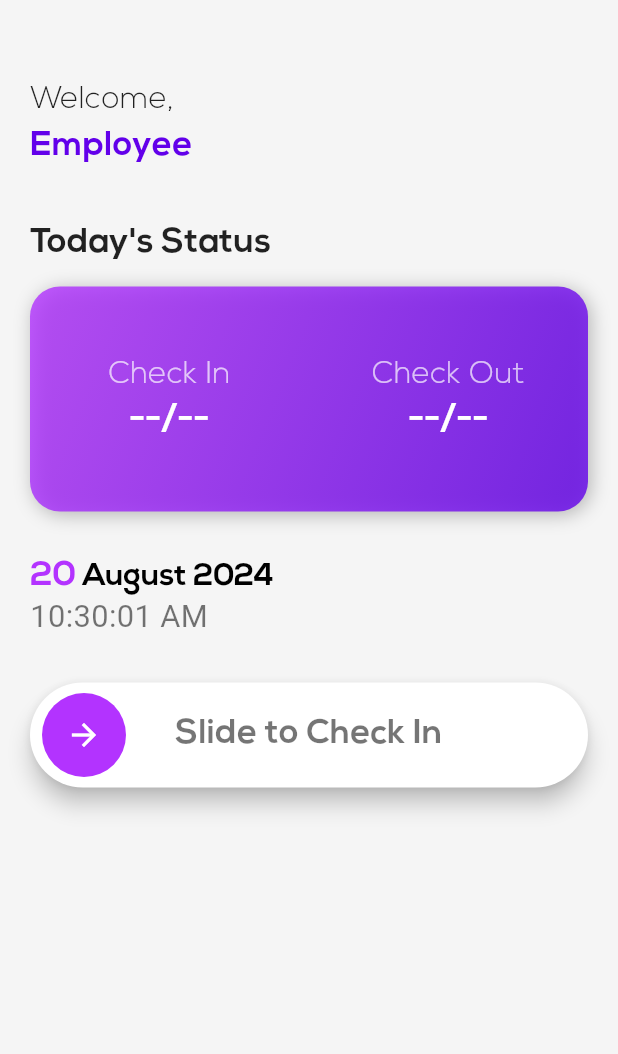
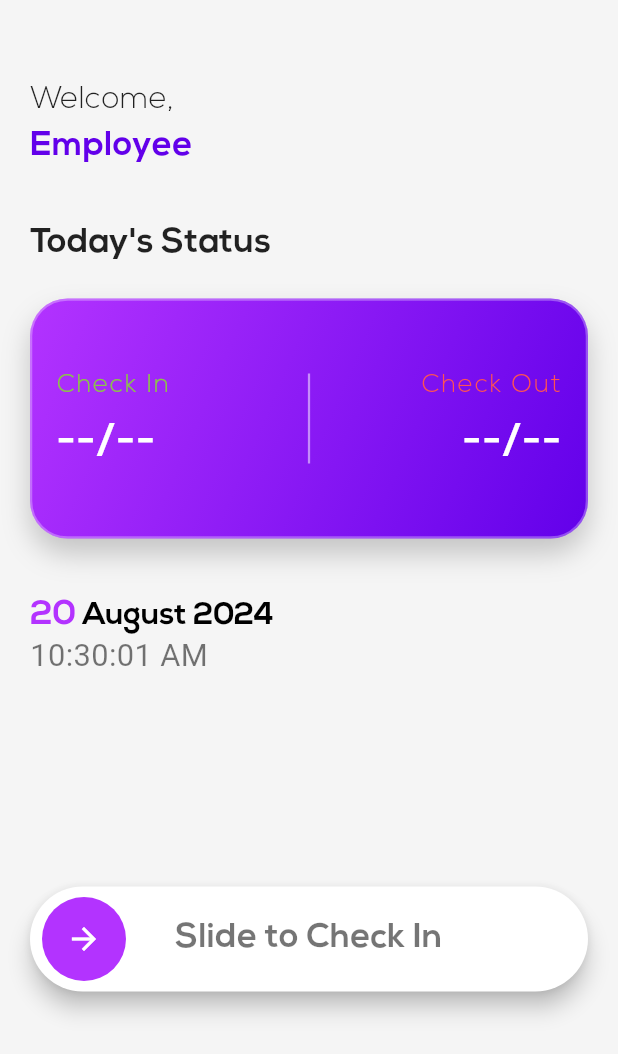
Before and after one commit to MineHope16/Mobile-Attendance-Application, a Flutter app: the TodayScreen screen opened directly, on a phone screen of 412 x 824 dp. Shown: the top 1054 px of the screen. Run offline on Flutter 3.47's test engine with Material 3 defaults, Android fonts, the phone set to English and light mode, and no system bars; drawn by our look-alikes of slide_to_act; our stand-ins replace cloud_firestore, firebase_core, flutter_keyboard_visibility, font_awesome_flutter, shared_preferences; accounts and stored records are empty.

```diff
--- a/lib/Navigation screens/today_screen.dart
+++ b/lib/Navigation screens/today_screen.dart
@@ -17,6 +17,7 @@ class TodayScreen extends StatefulWidget {
 class _TodayScreenState extends State<TodayScreen> {
   double screenHeight = 0;
   double screenWidth = 0;
+
   Color primary = const Color(0xFFB333FF);
   Color secondary = const Color(0xFF6200EA);
 
@@ -115,71 +116,85 @@ class _TodayScreenState extends State<TodayScreen> {
 
             // Check-in/out Card
             Container(
-              margin: const EdgeInsets.only(top: 12, bottom: 32),
-              height: 150,
+              margin: const EdgeInsets.symmetric(vertical: 20),
+              padding: const EdgeInsets.symmetric(vertical: 20, horizontal: 16),
+              height: 160,
               decoration: BoxDecoration(
                 gradient: LinearGradient(
-                  colors: [primary.withOpacity(0.8), secondary.withOpacity(0.8)],
+                  colors: [primary, secondary],
                   begin: Alignment.topLeft,
                   end: Alignment.bottomRight,
                 ),
-                boxShadow: const [
+                boxShadow: [
                   BoxShadow(
-                    color: Colors.black26,
-                    blurRadius: 10,
-                    offset: Offset(2, 2),
+                    color: Colors.black.withOpacity(0.2),
+                    blurRadius: 15,
+                    offset: Offset(0, 10),
                   )
                 ],
-                borderRadius: BorderRadius.circular(20),
+                borderRadius: BorderRadius.circular(25),
+                border: Border.all(
+                  color: Colors.white.withOpacity(0.3),
+                  width: 1.5,
+                ),
               ),
-
               child: Row(
-                mainAxisAlignment: MainAxisAlignment.center,
-                crossAxisAlignment: CrossAxisAlignment.center,
                 children: [
                   Expanded(
                     child: Column(
                       mainAxisAlignment: MainAxisAlignment.center,
-                      crossAxisAlignment: CrossAxisAlignment.center,
+                      crossAxisAlignment: CrossAxisAlignment.start,
                       children: [
                         Text(
                           "Check In",
                           style: TextStyle(
-                            fontSize: screenWidth / 20,
+                            fontSize: screenWidth / 24,
                             fontFamily: "Nexa Light",
-                            color: Colors.white70,
+                            color: Colors.lightGreen,
+                            letterSpacing: 1.2,
                           ),
                         ),
+                        SizedBox(height: 8),
                         Text(
                           checkIn,
                           style: TextStyle(
-                            fontSize: screenWidth / 18,
+                            fontSize: screenWidth / 16,
                             fontFamily: "Nexa Bold",
                             color: Colors.white,
+                            letterSpacing: 1.5,
                           ),
                         ),
                       ],
                     ),
                   ),
+                  Container(
+                    width: 1.5,
+                    height: 60,
+                    color: Colors.white.withOpacity(0.5),
+                    margin: const EdgeInsets.symmetric(horizontal: 20),
+                  ),
                   Expanded(
                     child: Column(
                       mainAxisAlignment: MainAxisAlignment.center,
-                      crossAxisAlignment: CrossAxisAlignment.center,
+                      crossAxisAlignment: CrossAxisAlignment.end,
                       children: [
                         Text(
                           "Check Out",
                           style: TextStyle(
-                            fontSize: screenWidth / 20,
+                            fontSize: screenWidth / 24,
                             fontFamily: "Nexa Light",
-                            color: Colors.white70,
+                            color: Colors.redAccent,
+                            letterSpacing: 1.2,
                           ),
                         ),
+                        SizedBox(height: 8),
                         Text(
                           checkOut,
                           style: TextStyle(
-                            fontSize: screenWidth / 18,
+                            fontSize: screenWidth / 16,
                             fontFamily: "Nexa Bold",
                             color: Colors.white,
+                            letterSpacing: 1.5,
                           ),
                         ),
                       ],
@@ -188,6 +203,8 @@ class _TodayScreenState extends State<TodayScreen> {
                 ],
               ),
             ),
+
+            const SizedBox(height: 20),
 
             // Date and Time
             RichText(
@@ -225,7 +242,7 @@ class _TodayScreenState extends State<TodayScreen> {
 
             // Slide to Check Out Button
             checkOut == "--/--" ? Container(
-              margin: const EdgeInsets.only(top: 30),
+              margin: const EdgeInsets.symmetric(vertical: 140),
               child: Builder(
                 builder: (context) {
                   final GlobalKey<SlideActionState> key = GlobalKey();
@@ -262,7 +279,7 @@ class _TodayScreenState extends State<TodayScreen> {
                       try{
                         String checkIn = snap2['checkIn'];
                         setState(() {
-                          checkOut   = DateFormat("hh:mm a").format(DateTime.now());
+                          checkOut = DateFormat("hh:mm a").format(DateTime.now());
                         });
 
                         await FirebaseFirestore.instance
```
